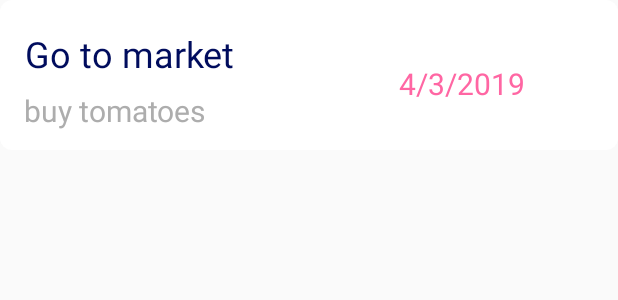
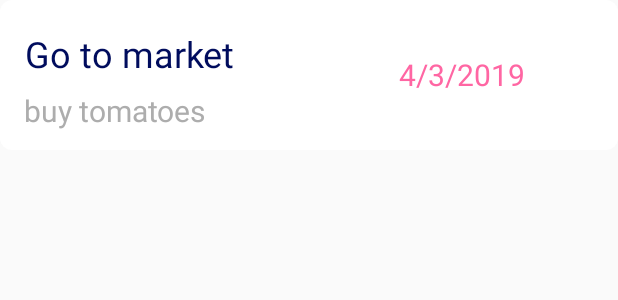
Before and after one commit to ccu-app-mis-android-studio/FACS, an Android app: the layout activity_sdoes.xml on its own in the app's theme, with its tools: preview values and no code run, on a phone screen of 412 x 824 dp. Shown: the top 300 px of the screen. Run offline under Robolectric (Android 15) with nearby library versions, the phone set to English and light mode, and no system bars.

Commit message:
calendar 4/11

```diff
--- a/app/build.gradle
+++ b/app/build.gradle
@@ -25,13 +25,14 @@ android {
 dependencies {
     implementation fileTree(dir: 'libs', include: ['*.jar'])
     implementation 'com.google.firebase:firebase-core:16.0.1'
+    implementation 'com.google.firebase:firebase-database:16.0.1'
     implementation 'com.android.support:appcompat-v7:28.0.0'
     implementation 'com.android.support:support-v4:28.0.0'
     implementation 'com.applandeo:material-calendar-view:1.5.1'
     implementation 'com.android.support:design:28.0.0'
     implementation 'com.google.firebase:firebase-database:16.0.1'
-    implementation 'com.android.support.constraint:constraint-layout:1.1.3'
     testImplementation 'junit:junit:4.12'
+    implementation 'com.android.support:recyclerview-v7:28.0.0'
     androidTestImplementation 'com.android.support.test:runner:1.0.2'
     androidTestImplementation 'com.android.support.test.espresso:espresso-core:3.0.2'
 }
--- a/app/src/main/AndroidManifest.xml
+++ b/app/src/main/AndroidManifest.xml
@@ -23,7 +23,6 @@
         <activity android:name=".HomeActivity" />
         <activity android:name=".Alarm" />
         <activity android:name=".schedule.Schedule" />
-        <activity android:name=".schedule.SEvent" />
         <activity android:name=".Chat" />
         <activity android:name=".Food" />
     </application>
--- a/app/src/main/res/layout/activity_sdoes.xml
+++ b/app/src/main/res/layout/activity_sdoes.xml
@@ -5,7 +5,8 @@
     android:orientation="horizontal"
     android:layout_marginBottom="20dp"
     android:background="@drawable/layout_sdoes"
-    android:layout_height="100dp">
+    android:layout_height="100dp"
+    tools:context=".schedule.SDoes">
 
     <LinearLayout
         android:layout_width="250dp"
@@ -35,19 +36,16 @@
     </LinearLayout>
 
     <LinearLayout
-        android:layout_marginTop="30dp"
-        android:layout_width="wrap_content"
+        android:layout_width="match_parent"
         android:layout_height="wrap_content"
-
-        android:gravity="center">
+        android:layout_gravity="center">
 
         <TextView
             android:id="@+id/datedoes"
             android:layout_width="wrap_content"
             android:layout_height="wrap_content"
             android:text="4/3/2019"
-            android:layout_marginTop="8dp"
-            android:gravity="right"
+            android:textAlignment="center"
             android:textColor="#ff66a3"
             android:textSize="20sp"/>
     </LinearLayout>
```
Also changed, not shown: app/src/main/java/com/example/jessl/alarm/schedule/Schedule.java (+11 -14 lines), app/src/main/res/layout/activity_schedule2.xml (+5 -5 lines), 1 other file.
